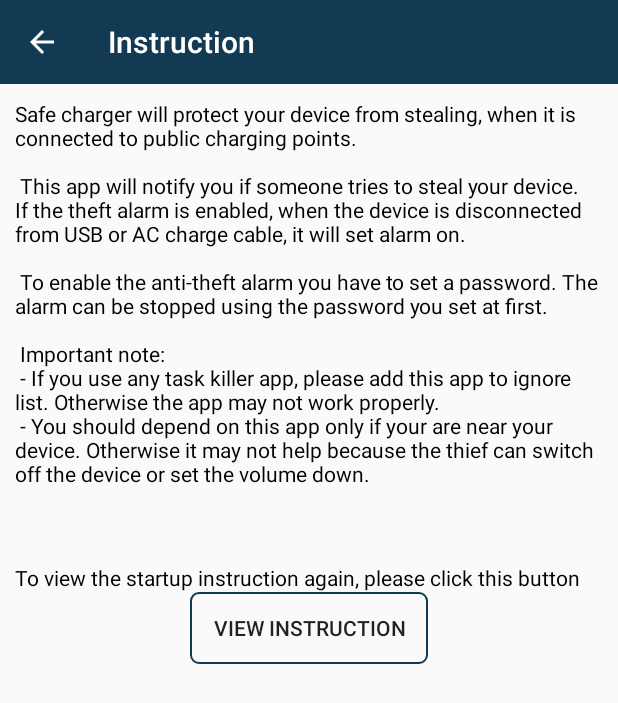
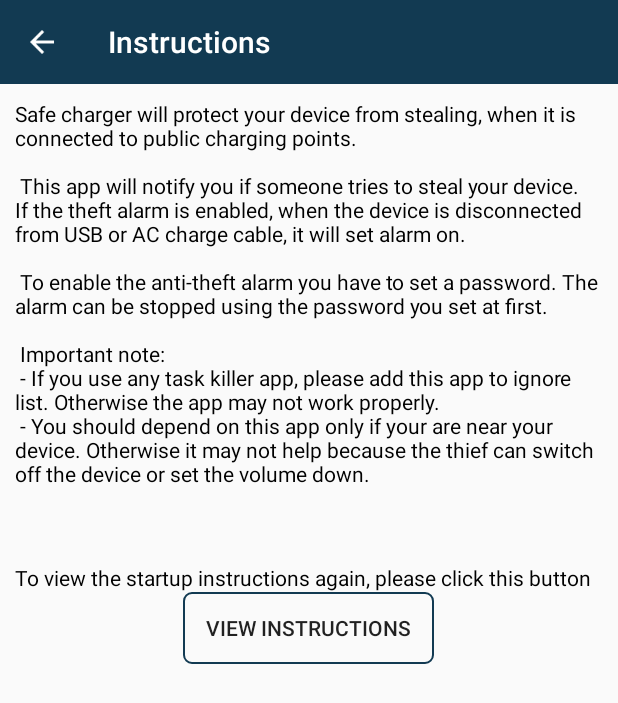
Before and after one commit to receme/SafetyCharger, an Android app: the InstructionActivity screen opened directly, with no data from a screen before it, on a phone screen of 412 x 824 dp. Shown: the top 703 px of the screen. Run offline under Robolectric (Android 15) with nearby library versions, the phone set to English and light mode, and no system bars; our stand-ins replace ButterKnife.

Commit message:
changed instruction to instructions

```diff
--- a/app/src/main/java/com/rcmapps/safetycharger/activites/InstructionActivity.java
+++ b/app/src/main/java/com/rcmapps/safetycharger/activites/InstructionActivity.java
@@ -30,7 +30,7 @@ public class InstructionActivity extends BaseActivity {
 
     @Override
     public String getActivityTitle() {
-        return "Instruction";
+        return "Instructions";
     }
 
     @Override
--- a/app/src/main/res/layout/activity_instruction.xml
+++ b/app/src/main/res/layout/activity_instruction.xml
@@ -50,7 +50,7 @@
                 android:background="@drawable/btn_selector"
                 android:paddingLeft="15dp"
                 android:paddingRight="15dp"
-                android:text="View Instruction"/>
+                android:text="View Instructions"/>
         </LinearLayout>
 
     </ScrollView>
--- a/app/src/main/res/values/instructions.xml
+++ b/app/src/main/res/values/instructions.xml
@@ -1,6 +1,6 @@
 <?xml version="1.0" encoding="utf-8"?>
 <resources>
-    <string name="to_view_instruction">To view the startup instruction again, please click this button</string>
+    <string name="to_view_instruction">To view the startup instructions again, please click this button</string>
     <string name="general_instruction">"Safe charger" will protect your device from stealing, when it is connected to public charging points.\n\n
     This app will notify you if someone tries to steal your device. If the theft alarm is enabled, when the device is disconnected from USB or AC charge cable, it will set alarm on.\n\n
     To enable the anti-theft alarm you have to set a password. The alarm can be stopped using the password you set at first.\n\n
--- a/app/src/main/res/xml/app_settings.xml
+++ b/app/src/main/res/xml/app_settings.xml
@@ -33,7 +33,7 @@
 
         <android.support.v7.preference.Preference
             android:key="key_instruction"
-            android:title="Instruction"
+            android:title="Instructions"
             android:summary="" />
 
         <android.support.v7.preference.Preference
```
